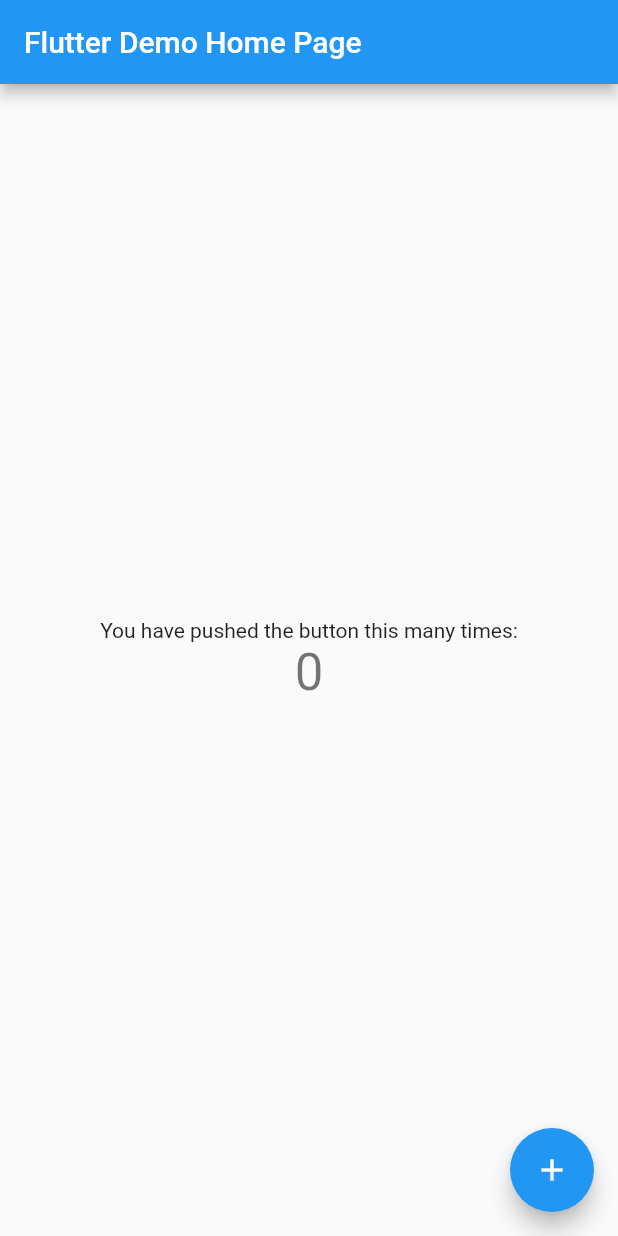
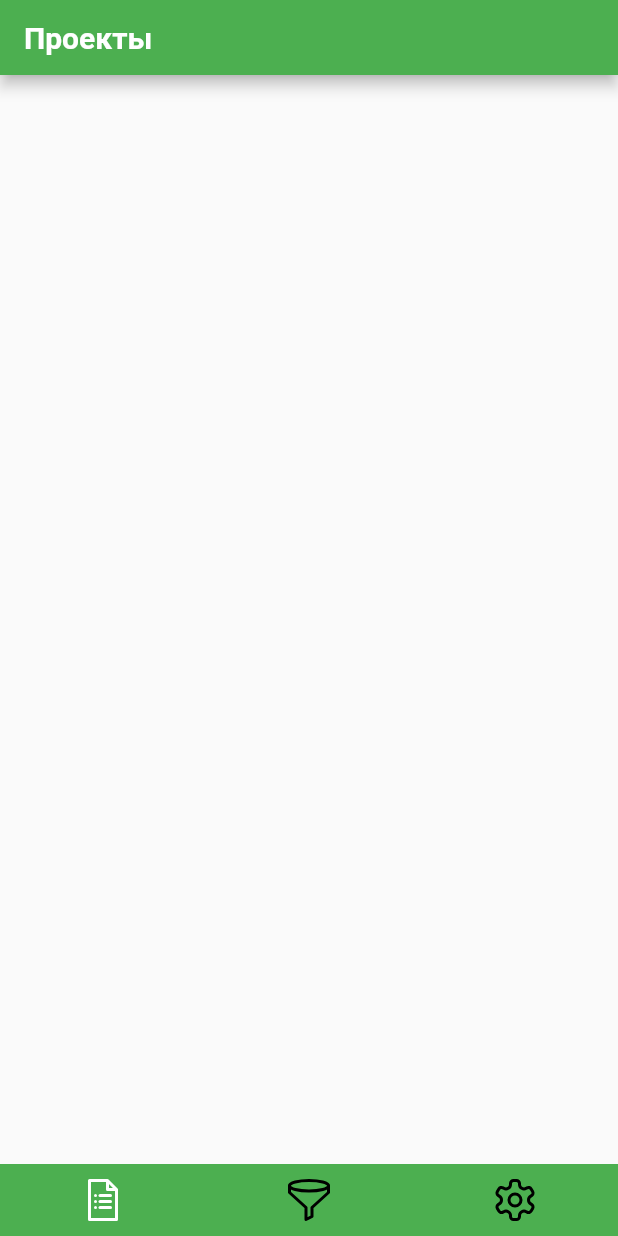
Before and after one commit to unger1984/fl-flutter, a Flutter app: the screen it shows after launch, on a phone screen of 412 x 824 dp. Run offline on Flutter 3.47's test engine with Material 2 defaults, Android fonts, the phone set to English and light mode, and no system bars; our stand-ins replace flutter_hooks, flutter_svg, hooks_riverpod.

```diff
--- a/lib/main.dart
+++ b/lib/main.dart
@@ -1,113 +1,20 @@
 import 'package:flutter/material.dart';
+import 'package:hooks_riverpod/hooks_riverpod.dart';
+import 'package:mobile/src/scenes/scene_filter.dart';
+import 'package:mobile/src/scenes/scene_projects.dart';
+import 'package:mobile/src/scenes/scene_settings.dart';
 
 void main() {
-  runApp(MyApp());
+  runApp(
+    ProviderScope(
+      child: MaterialApp(
+        initialRoute: '/projects',
+        routes: {
+          '/projects': (BuildContext context) => SceneProjects(),
+          '/filter': (BuildContext context) => SceneFilter(),
+          '/settings': (BuildContext context) => SceneSettings(),
+        },
+      ),
+    ),
+  );
 }
-
-class MyApp extends StatelessWidget {
-  // This widget is the root of your application.
-  @override
-  Widget build(BuildContext context) {
-    return MaterialApp(
-      title: 'Flutter Demo',
-      theme: ThemeData(
-        // This is the theme of your application.
-        //
-        // Try running your application with "flutter run". You'll see the
-        // application has a blue toolbar. Then, without quitting the app, try
-        // changing the primarySwatch below to Colors.green and then invoke
-        // "hot reload" (press "r" in the console where you ran "flutter run",
-        // or simply save your changes to "hot reload" in a Flutter IDE).
-        // Notice that the counter didn't reset back to zero; the application
-        // is not restarted.
-        primarySwatch: Colors.blue,
-      ),
-      home: MyHomePage(title: 'Flutter Demo Home Page'),
-    );
-  }
-}
-
-class MyHomePage extends StatefulWidget {
-  MyHomePage({Key key, this.title}) : super(key: key);
-
-  // This widget is the home page of your application. It is stateful, meaning
-  // that it has a State object (defined below) that contains fields that affect
-  // how it looks.
-
-  // This class is the configuration for the state. It holds the values (in this
-  // case the title) provided by the parent (in this case the App widget) and
-  // used by the build method of the State. Fields in a Widget subclass are
-  // always marked "final".
-
-  final String title;
-
-  @override
-  _MyHomePageState createState() => _MyHomePageState();
-}
-
-class _MyHomePageState extends State<MyHomePage> {
-  int _counter = 0;
-
-  void _incrementCounter() {
-    setState(() {
-      // This call to setState tells the Flutter framework that something has
-      // changed in this State, which causes it to rerun the build method below
-      // so that the display can reflect the updated values. If we changed
-      // _counter without calling setState(), then the build method would not be
-      // called again, and so nothing would appear to happen.
-      _counter++;
-    });
-  }
-
-  @override
-  Widget build(BuildContext context) {
-    // This method is rerun every time setState is called, for instance as done
-    // by the _incrementCounter method above.
-    //
-    // The Flutter framework has been optimized to make rerunning build methods
-    // fast, so that you can just rebuild anything that needs updating rather
-    // than having to individually change instances of widgets.
-    return Scaffold(
-      appBar: AppBar(
-        // Here we take the value from the MyHomePage object that was created by
-        // the App.build method, and use it to set our appbar title.
-        title: Text(widget.title),
-      ),
-      body: Center(
-        // Center is a layout widget. It takes a single child and positions it
-        // in the middle of the parent.
-        child: Column(
-          // Column is also a layout widget. It takes a list of children and
-          // arranges them vertically. By default, it sizes itself to fit its
-          // children horizontally, and tries to be as tall as its parent.
-          //
-          // Invoke "debug painting" (press "p" in the console, choose the
-          // "Toggle Debug Paint" action from the Flutter Inspector in Android
-          // Studio, or the "Toggle Debug Paint" command in Visual Studio Code)
-          // to see the wireframe for each widget.
-          //
-          // Column has various properties to control how it sizes itself and
-          // how it positions its children. Here we use mainAxisAlignment to
-          // center the children vertically; the main axis here is the vertical
-          // axis because Columns are vertical (the cross axis would be
-          // horizontal).
-          mainAxisAlignment: MainAxisAlignment.center,
-          children: <Widget>[
-            Text(
-              'You have pushed the button this many times:',
-            ),
-            Text(
-              '$_counter',
-              style: Theme.of(context).textTheme.headline4,
-            ),
-          ],
-        ),
-      ),
-      floatingActionButton: FloatingActionButton(
-        onPressed: _incrementCounter,
-        tooltip: 'Increment',
-        child: Icon(Icons.add),
-      ), // This trailing comma makes auto-formatting nicer for build methods.
-    );
-  }
-}
--- /dev/null
+++ b/lib/src/bottom_tabbar.dart
@@ -0,0 +1,80 @@
+import 'package:flutter/material.dart';
+import 'package:flutter_hooks/flutter_hooks.dart';
+import 'package:flutter_svg/flutter_svg.dart';
+import 'package:hooks_riverpod/hooks_riverpod.dart';
+
+import 'providers/TabbarProvider.dart';
+
+class BottomTabbar extends HookWidget {
+  @override
+  Widget build(BuildContext context) {
+    final tabbarState = useProvider<TabbarProvider>(tabbarProvider);
+
+    handlePressProjetcs() {
+      if (tabbarState.active != ActiveTab.projects) {
+        tabbarState.setActive(ActiveTab.projects);
+        Navigator.pushNamedAndRemoveUntil(
+            context, "/projects", (route) => false);
+      }
+    }
+
+    handlePressFilter() {
+      if (tabbarState.active != ActiveTab.filter) {
+        tabbarState.setActive(ActiveTab.filter);
+        Navigator.pushNamedAndRemoveUntil(context, "/filter", (route) => false);
+      }
+    }
+
+    handlePressSetting() {
+      if (tabbarState.active != ActiveTab.settings) {
+        tabbarState.setActive(ActiveTab.settings);
+        Navigator.pushNamedAndRemoveUntil(
+            context, "/settings", (route) => false);
+      }
+    }
+
+    return Container(
+      decoration: BoxDecoration(
+        color: Colors.green,
+      ),
+      child: Row(
+        mainAxisAlignment: MainAxisAlignment.spaceAround,
+        children: [
+          Container(
+            child: IconButton(
+              onPressed: handlePressProjetcs,
+              icon: SvgPicture.asset(
+                'assets/svg/projects.svg',
+                color: tabbarState.active == ActiveTab.projects
+                    ? Colors.white
+                    : Colors.black,
+              ),
+            ),
+          ),
+          Container(
+            child: IconButton(
+              onPressed: handlePressFilter,
+              icon: SvgPicture.asset(
+                'assets/svg/filter.svg',
+                color: tabbarState.active == ActiveTab.filter
+                    ? Colors.white
+                    : Colors.black,
+              ),
+            ),
+          ),
+          Container(
+            child: IconButton(
+              onPressed: handlePressSetting,
+              icon: SvgPicture.asset(
+                'assets/svg/settings.svg',
+                color: tabbarState.active == ActiveTab.settings
+                    ? Colors.white
+                    : Colors.black,
+              ),
+            ),
+          ),
+        ],
+      ),
+    );
+  }
+}
--- /dev/null
+++ b/lib/src/providers/TabbarProvider.dart
@@ -0,0 +1,16 @@
+import 'package:flutter/material.dart';
+import 'package:hooks_riverpod/hooks_riverpod.dart';
+
+enum ActiveTab { projects, filter, settings }
+
+class TabbarProvider extends ChangeNotifier {
+  ActiveTab active = ActiveTab.projects;
+
+  setActive(ActiveTab active) {
+    this.active = active;
+    notifyListeners();
+  }
+}
+
+final tabbarProvider =
+    ChangeNotifierProvider<TabbarProvider>((_) => TabbarProvider());
--- /dev/null
+++ b/lib/src/scenes/scene_projects.dart
@@ -0,0 +1,14 @@
+import 'package:flutter/material.dart';
+import 'package:flutter_hooks/flutter_hooks.dart';
+import 'package:mobile/src/bottom_tabbar.dart';
+import 'package:mobile/src/top_appbar.dart';
+
+class SceneProjects extends HookWidget {
+  @override
+  Widget build(BuildContext context) {
+    return Scaffold(
+      appBar: TopAppBar(),
+      bottomNavigationBar: BottomTabbar(),
+    );
+  }
+}
--- /dev/null
+++ b/lib/src/top_appbar.dart
@@ -0,0 +1,39 @@
+import 'package:flutter/material.dart';
+import 'package:flutter_hooks/flutter_hooks.dart';
+import 'package:hooks_riverpod/hooks_riverpod.dart';
+
+import 'providers/TabbarProvider.dart';
+
+class TopAppBar extends HookWidget with PreferredSizeWidget {
+  @override
+  final Size preferredSize;
+
+  TopAppBar({Key key})
+      : preferredSize = Size.fromHeight(50.0),
+        super(key: key);
+
+  @override
+  Widget build(BuildContext context) {
+    final tabbarState = useProvider<TabbarProvider>(tabbarProvider);
+
+    getTitle() {
+      switch (tabbarState.active) {
+        case ActiveTab.projects:
+          return 'Проекты';
+        case ActiveTab.filter:
+          return 'Фильтры';
+        case ActiveTab.settings:
+          return 'Настройки';
+      }
+    }
+
+    return AppBar(
+      title: Text(
+        getTitle(),
+        style: TextStyle(
+            color: Colors.white, fontWeight: FontWeight.bold, fontSize: 20),
+      ),
+      backgroundColor: Colors.green,
+    );
+  }
+}
```
Also changed, not shown: lib/src/scenes/scene_filter.dart (added, +14 -0 lines), lib/src/scenes/scene_settings.dart (added, +14 -0 lines), pubspec.yaml (+8 -34 lines), assets/svg/filter.svg (added), assets/svg/projects.svg (added), assets/svg/settings.svg (added), 13 other files.
